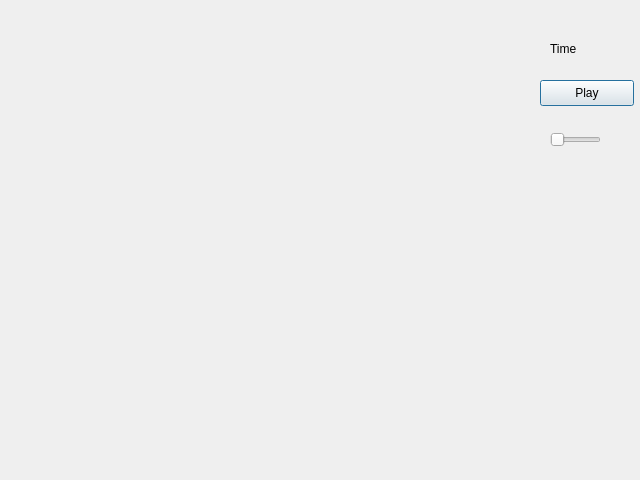
Old version of the form viewlogdata.ui in the repository parashyd/WeldTester.
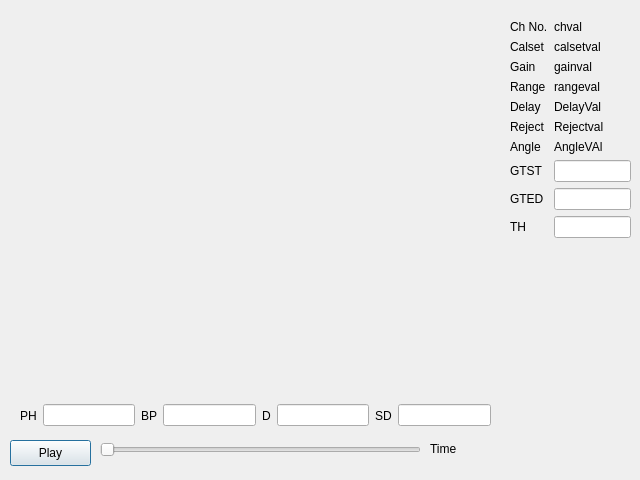
New version of the form. Custom widgets are drawn as their Qt base class.

What changed in the file:
```diff
--- a/viewlogdata.ui
+++ b/viewlogdata.ui
@@ -13,22 +13,12 @@
   <property name="windowTitle">
    <string>Dialog</string>
   </property>
-  <widget class="QCustomPlot" name="PLOT" native="true">
-   <property name="geometry">
-    <rect>
-     <x>20</x>
-     <y>40</y>
-     <width>481</width>
-     <height>341</height>
-    </rect>
-   </property>
-  </widget>
   <widget class="QLabel" name="label_Time">
    <property name="geometry">
     <rect>
-     <x>550</x>
-     <y>40</y>
-     <width>66</width>
+     <x>430</x>
+     <y>440</y>
+     <width>81</width>
      <height>18</height>
     </rect>
    </property>
@@ -39,9 +29,9 @@
   <widget class="QPushButton" name="btn_PlayPause">
    <property name="geometry">
     <rect>
-     <x>540</x>
-     <y>80</y>
-     <width>94</width>
+     <x>10</x>
+     <y>440</y>
+     <width>81</width>
      <height>26</height>
     </rect>
    </property>
@@ -52,9 +42,9 @@
   <widget class="QSlider" name="slider_Scrub">
    <property name="geometry">
     <rect>
-     <x>550</x>
-     <y>130</y>
-     <width>51</width>
+     <x>100</x>
+     <y>440</y>
+     <width>321</width>
      <height>20</height>
     </rect>
    </property>
@@ -62,6 +52,228 @@
     <enum>Qt::Orientation::Horizontal</enum>
    </property>
   </widget>
+  <widget class="QWidget" name="horizontalLayoutWidget">
+   <property name="geometry">
+    <rect>
+     <x>20</x>
+     <y>400</y>
+     <width>471</width>
+     <height>31</height>
+    </rect>
+   </property>
+   <layout class="QHBoxLayout" name="horizontalLayout">
+    <item>
+     <widget class="QLabel" name="label">
+      <property name="text">
+       <string>PH</string>
+      </property>
+     </widget>
+    </item>
+    <item>
+     <widget class="QLineEdit" name="lineEdit_PH"/>
+    </item>
+    <item>
+     <widget class="QLabel" name="label_BP">
+      <property name="text">
+       <string>BP</string>
+      </property>
+     </widget>
+    </item>
+    <item>
+     <widget class="QLineEdit" name="lineEdit"/>
+    </item>
+    <item>
+     <widget class="QLabel" name="label_D">
+      <property name="text">
+       <string>D</string>
+      </property>
+     </widget>
+    </item>
+    <item>
+     <widget class="QLineEdit" name="lineEdit_D"/>
+    </item>
+    <item>
+     <widget class="QLabel" name="label_Sd">
+      <property name="text">
+       <string>SD</string>
+      </property>
+     </widget>
+    </item>
+    <item>
+     <widget class="QLineEdit" name="lineEdit_SD"/>
+    </item>
+   </layout>
+  </widget>
+  <widget class="QCustomPlot" name="PLOT" native="true">
+   <property name="geometry">
+    <rect>
+     <x>20</x>
+     <y>20</y>
+     <width>471</width>
+     <height>371</height>
+    </rect>
+   </property>
+  </widget>
+  <widget class="QWidget" name="">
+   <property name="geometry">
+    <rect>
+     <x>510</x>
+     <y>20</y>
+     <width>121</width>
+     <height>261</height>
+    </rect>
+   </property>
+   <layout class="QFormLayout" name="formLayout_2">
+    <item row="0" column="0">
+     <widget class="QLabel" name="label_ch">
+      <property name="text">
+       <string>Ch No.</string>
+      </property>
+     </widget>
+    </item>
+    <item row="0" column="1">
+     <widget class="QLabel" name="label_chval">
+      <property name="text">
+       <string>chval</string>
+      </property>
+     </widget>
+    </item>
+    <item row="1" column="0">
+     <widget class="QLabel" name="label_calset">
+      <property name="text">
+       <string>Calset</string>
+      </property>
+     </widget>
+    </item>
+    <item row="1" column="1">
+     <widget class="QLabel" name="label_calsetval">
+      <property name="text">
+       <string>calsetval</string>
+      </property>
+     </widget>
+    </item>
+    <item row="2" column="0">
+     <widget class="QLabel" name="label_gain">
+      <property name="text">
+       <string>Gain</string>
+      </property>
+     </widget>
+    </item>
+    <item row="2" column="1">
+     <widget class="QLabel" name="label_gainval">
+      <property name="text">
+       <string>gainval</string>
+      </property>
+     </widget>
+    </item>
+    <item row="3" column="0">
+     <widget class="QLabel" name="label_range">
+      <property name="text">
+       <string>Range</string>
+      </property>
+     </widget>
+    </item>
+    <item row="3" column="1">
+     <widget class="QLabel" name="label_rangeval">
+      <property name="text">
+       <string>rangeval</string>
+      </property>
+     </widget>
+    </item>
+    <item row="4" column="0">
+     <widget class="QLabel" name="label_Delay">
+      <property name="text">
+       <string>Delay</string>
+      </property>
+     </widget>
+    </item>
+    <item row="4" column="1">
+     <widget class="QLabel" name="label_DelayVal">
+      <property name="text">
+       <string>DelayVal</string>
+      </property>
+     </widget>
+    </item>
+    <item row="5" column="0">
+     <widget class="QLabel" name="label_Reject">
+      <property name="text">
+       <string>Reject</string>
+      </property>
+     </widget>
+    </item>
+    <item row="5" column="1">
+     <widget class="QLabel" name="label_Rejectval">
+      <property name="text">
+       <string>Rejectval</string>
+      </property>
+     </widget>
+    </item>
+    <item row="6" column="0">
+     <widget class="QLabel" name="label_Angle">
+      <property name="text">
+       <string>Angle</string>
+      </property>
+     </widget>
+    </item>
+    <item row="6" column="1">
+     <widget class="QLabel" name="label_Angleval">
+      <property name="text">
+       <string>AngleVAl</string>
+      </property>
+     </widget>
+    </item>
+    <item row="7" column="0">
+     <widget class="QLabel" name="label_GTST">
+      <property name="text">
+       <string>GTST</string>
+      </property>
+     </widget>
+    </item>
+    <item row="7" column="1">
+     <widget class="QLineEdit" name="lineEdit_GTST">
+      <property name="sizePolicy">
+       <sizepolicy hsizetype="Minimum" vsizetype="Fixed">
+        <horstretch>0</horstretch>
+        <verstretch>0</verstretch>
+       </sizepolicy>
+      </property>
+      <property name="minimumSize">
+       <size>
+        <width>40</width>
+        <height>0</height>
+       </size>
+      </property>
+     </widget>
+    </item>
+    <item row="8" column="0">
+     <widget class="QLabel" name="label_2">
+      <property name="text">
+       <string>GTED</string>
+      </property>
+     </widget>
+    </item>
+    <item row="8" column="1">
+     <widget class="QLineEdit" name="lineEdit_GTED">
+      <property name="sizePolicy">
+       <sizepolicy hsizetype="Minimum" vsizetype="Fixed">
+        <horstretch>0</horstretch>
+        <verstretch>0</verstretch>
+       </sizepolicy>
+      </property>
+     </widget>
+    </item>
+    <item row="9" column="0">
+     <widget class="QLabel" name="label_TH">
+      <property name="text">
+       <string>TH</string>
+      </property>
+     </widget>
+    </item>
+    <item row="9" column="1">
+     <widget class="QLineEdit" name="lineEdit_TH"/>
+    </item>
+   </layout>
+  </widget>
  </widget>
  <customwidgets>
   <customwidget>
```
